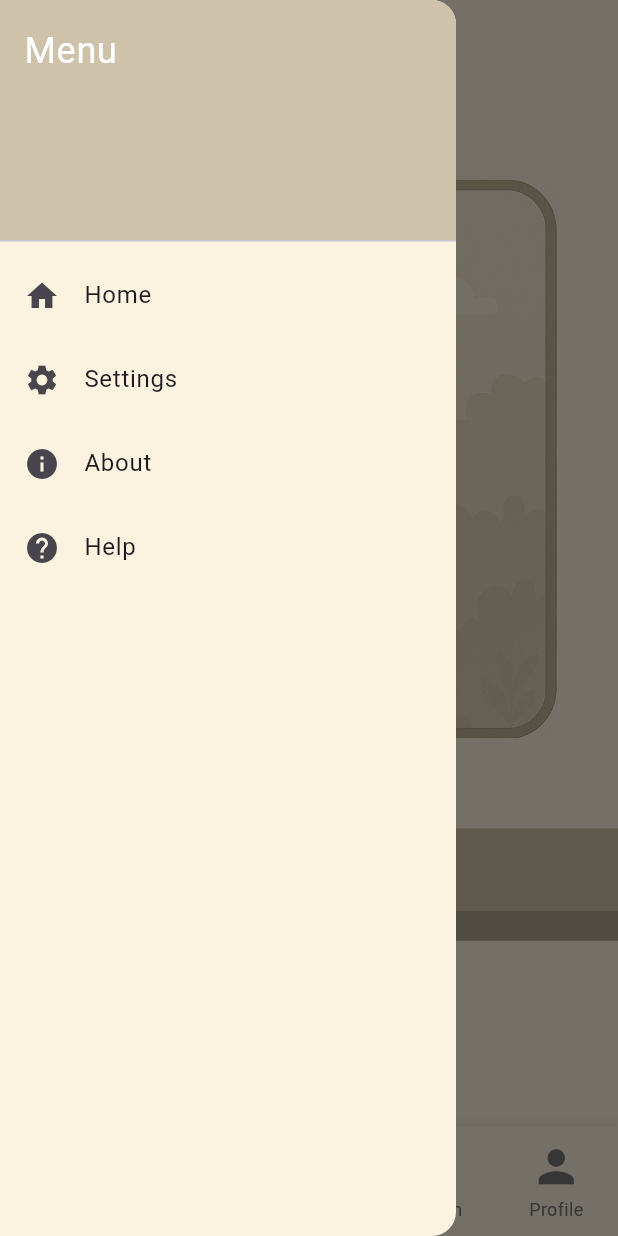
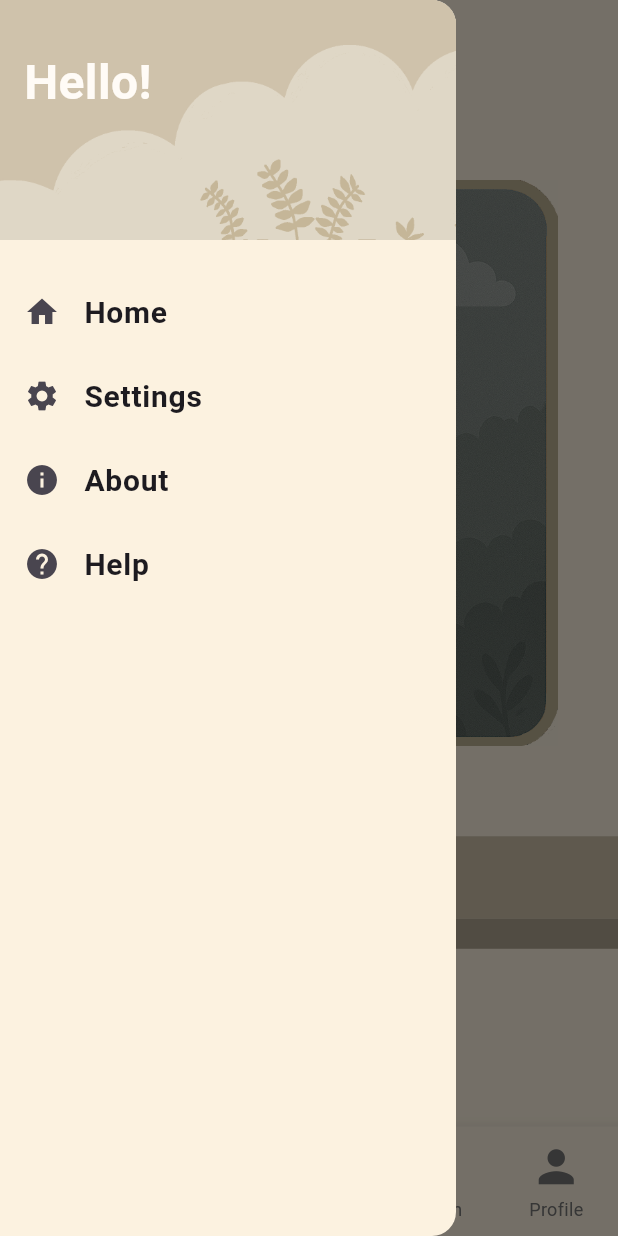
Before and after one commit to alewhi/interactive_journal, a Flutter app: the screen it shows after launch, with the side drawer open, on a phone screen of 412 x 824 dp. Run offline on Flutter 3.47's test engine with Material 3 defaults, Android fonts, the light colour scheme and no system bars.

Commit message:
Added hamburger functionality, so when you click on each element it takes you to that page. and moved hamburger code into its own file to clean up homepage code.

```diff
--- a/lib/garden.dart
+++ b/lib/garden.dart
@@ -28,7 +28,7 @@ class GardenPage extends StatelessWidget {
             Center(
               child: Image.asset(
                 'assets/clouds.png',
-                height: 200,
+                height: 230,
                 fit: BoxFit.contain,
               ),
             ),
@@ -44,7 +44,7 @@ class GardenPage extends StatelessWidget {
             ),
 
             Column(
-              children: [Container(height: 225, color: Color(0xFFE4D7BB))],
+              children: [Container(height: 210, color: Color(0xFFE4D7BB))],
             ),
           ],
         ),
--- /dev/null
+++ b/lib/hamburger_drawer.dart
@@ -0,0 +1,107 @@
+import 'package:flutter/material.dart';
+import 'package:interactive_journal/homepage.dart';
+import 'package:interactive_journal/about.dart';
+import 'package:interactive_journal/settings.dart';
+import 'package:interactive_journal/help.dart';
+
+class AppDrawer extends StatelessWidget {
+  const AppDrawer({super.key});
+
+  @override
+  Widget build(BuildContext context) {
+    return Drawer(
+      backgroundColor: const Color(0xFFFCF2E0),
+      child: ListView(
+        padding: EdgeInsets.zero,
+        children: [
+          Container(
+            height: 160,
+            color: const Color(0xFFcfc2ab),
+            child: Stack(
+              fit: StackFit.expand,
+              children: [
+                Image.asset('assets/menu_banner.png', fit: BoxFit.cover),
+                const Padding(
+                  padding: EdgeInsets.fromLTRB(16, 32, 16, 16),
+                  child: Align(
+                    alignment: Alignment.topLeft,
+                    child: Text(
+                      'Hello!',
+                      style: TextStyle(
+                        fontSize: 32,
+                        fontWeight: FontWeight.bold,
+                        color: Color.fromARGB(255, 255, 251, 246),
+                      ),
+                    ),
+                  ),
+                ),
+              ],
+            ),
+          ),
+
+          const SizedBox(height: 20), //adds a little gap above 'home' text
+
+          ListTile(
+            leading: const Icon(Icons.home),
+            title: const Text(
+              'Home',
+              style: TextStyle(fontSize: 20, fontWeight: FontWeight.w600),
+            ),
+            onTap: () {
+              Navigator.pop(context);
+              Navigator.pushReplacement(
+                context,
+                MaterialPageRoute(builder: (context) => const HomePage()),
+              );
+            },
+          ),
+
+          ListTile(
+            leading: const Icon(Icons.settings),
+            title: const Text(
+              'Settings',
+              style: TextStyle(fontSize: 20, fontWeight: FontWeight.w600),
+            ),
+            onTap: () {
+              Navigator.pop(context);
+              Navigator.push(
+                context,
+                MaterialPageRoute(builder: (context) => const SettingsPage()),
+              );
+            },
+          ),
+
+          ListTile(
+            leading: const Icon(Icons.info),
+            title: const Text(
+              'About',
+              style: TextStyle(fontSize: 20, fontWeight: FontWeight.w600),
+            ),
+            onTap: () {
+              Navigator.pop(context);
+              Navigator.push(
+                context,
+                MaterialPageRoute(builder: (context) => const AboutPage()),
+              );
+            },
+          ),
+
+          ListTile(
+            leading: const Icon(Icons.help),
+            title: const Text(
+              'Help',
+              style: TextStyle(fontSize: 20, fontWeight: FontWeight.w600),
+            ),
+            onTap: () {
+              Navigator.pop(context);
+              Navigator.push(
+                context,
+                MaterialPageRoute(builder: (context) => const HelpPage()),
+              );
+            },
+          ),
+        ],
+      ),
+    );
+  }
+}
--- a/lib/homepage.dart
+++ b/lib/homepage.dart
@@ -3,6 +3,7 @@ import 'package:interactive_journal/journal.dart';
 import 'package:interactive_journal/newentry.dart';
 import 'package:interactive_journal/garden.dart';
 import 'package:interactive_journal/profile.dart';
+import 'package:interactive_journal/hamburger_drawer.dart';
 
 class HomePage extends StatefulWidget {
   const HomePage({super.key});
@@ -46,25 +47,7 @@ class _HomePageState extends State<HomePage> {
         ),
       ),
 
-      drawer: Drawer(
-        backgroundColor: const Color(0xFFFCF2E0),
-        child: ListView(
-          padding: EdgeInsets.zero,
-          children: const [
-            DrawerHeader(
-              decoration: BoxDecoration(color: Color(0xFFcfc2ab)),
-              child: Text(
-                'Menu',
-                style: TextStyle(fontSize: 24, color: Colors.white),
-              ),
-            ),
-            ListTile(leading: Icon(Icons.home), title: Text('Home')),
-            ListTile(leading: Icon(Icons.settings), title: Text('Settings')),
-            ListTile(leading: Icon(Icons.info), title: Text('About')),
-            ListTile(leading: Icon(Icons.help), title: Text('Help')),
-          ],
-        ),
-      ),
+      drawer: const AppDrawer(),
       body: SafeArea(child: _pages[_selectedIndex]),
       bottomNavigationBar: BottomNavigationBar(
         backgroundColor: const Color(0xFFFCF2E0),
@@ -115,7 +98,7 @@ class HomePageContent extends StatelessWidget {
         const SizedBox(height: 20),
         Padding(
           padding: const EdgeInsets.symmetric(horizontal: 40),
-          child: Image.asset('assets/sunny_window.png', fit: BoxFit.cover),
+          child: Image.asset('assets/rainy_window.png', fit: BoxFit.cover),
         ),
 
         const SizedBox(height: 60), //gap between window and shelf
@@ -126,7 +109,7 @@ class HomePageContent extends StatelessWidget {
           ],
         ),
 
-        const SizedBox(height: 24), // gap between shelf and streak bit
+        const SizedBox(height: 24), //gap between shelf and streak bit
 
         Container(
           padding: const EdgeInsets.symmetric(horizontal: 30, vertical: 15),
--- a/pubspec.yaml
+++ b/pubspec.yaml
@@ -25,6 +25,7 @@ flutter:
     - assets/sunny_window.png
     - assets/rainy_window.png
     - assets/clouds.png
+    - assets/menu_banner.png
 
 flutter_native_splash:
   color: "#fbf1e0"
```
Also changed, not shown: lib/about.dart (added, +38 -0 lines), lib/help.dart (added, +38 -0 lines), lib/journal.dart (+6 -6 lines), lib/settings.dart (added, +13 -0 lines), assets/clouds.PNG, assets/menu_banner.png (added).
